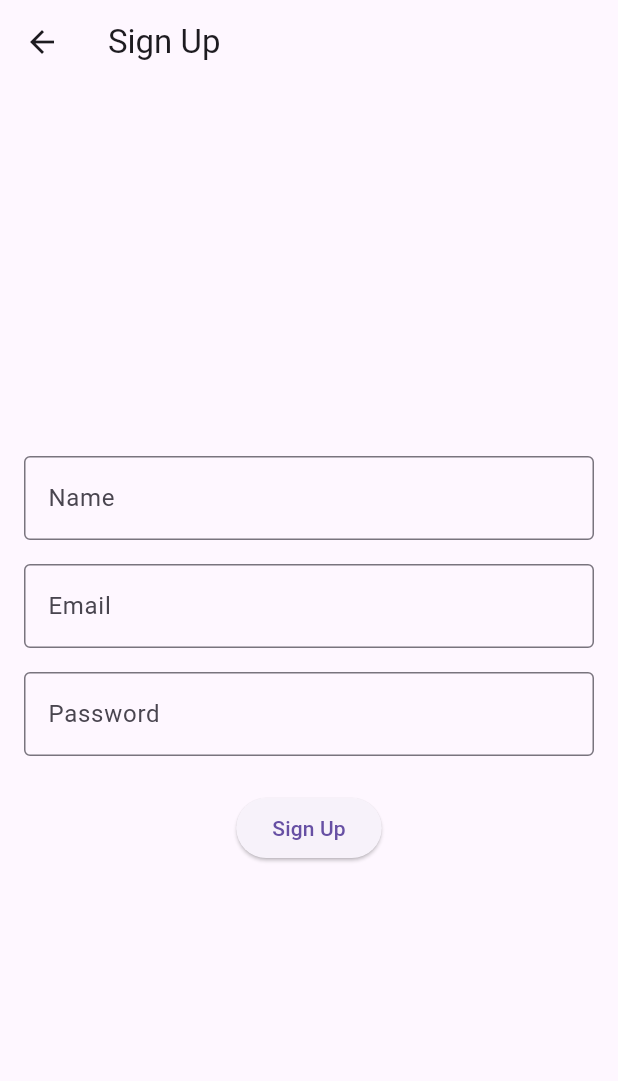
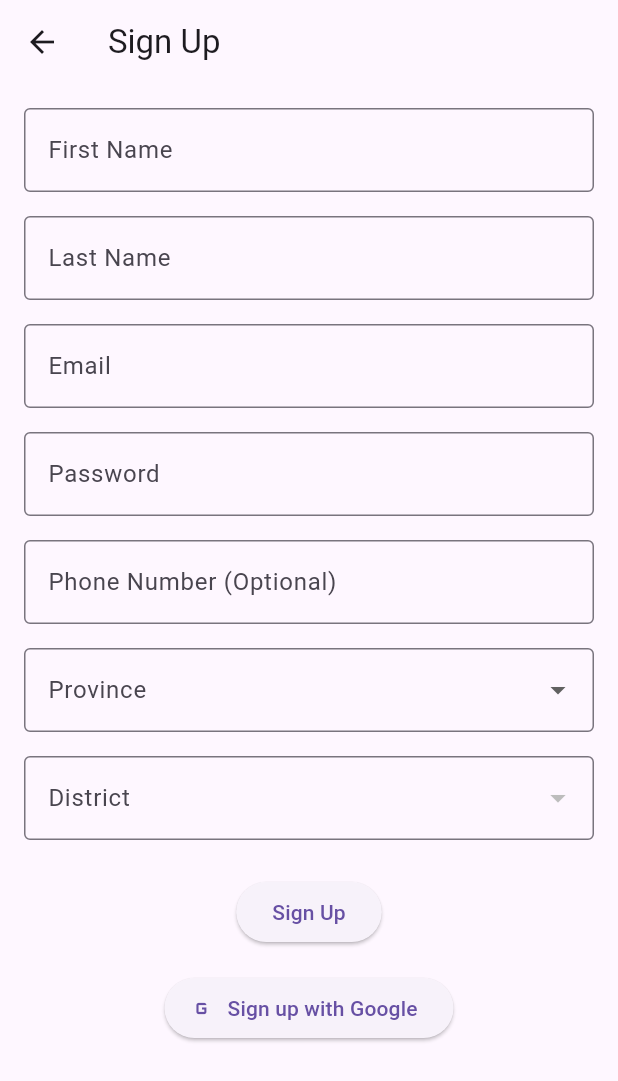
Before and after one commit to Ivan-6332/Freshtrack, a Flutter app: the SignupScreen screen opened by its route, on a phone screen of 412 x 824 dp. Shown: the top 1081 px of the screen. Run offline on Flutter 3.47's test engine with Material 3 defaults, Android fonts, the phone set to English and light mode, and no system bars.

Commit message:
Improved navigation and sign up form
Added a back button and a form with full details for sign up and a province, district selector

```diff
--- /dev/null
+++ b/frontend/lib/models/location_data.dart
@@ -0,0 +1,14 @@
+// lib/models/location_data.dart
+class LocationData {
+  static final Map<String, List<String>> provinceDistricts = {
+    'Western': ['Colombo', 'Gampaha', 'Kalutara'],
+    'North Western': ['Puttalam', 'Kurunegala'],
+    'Central': ['Kandy', 'Matale', 'Nuwara Eliya'],
+    'Southern': ['Galle', 'Matara', 'Hambantota'],
+    'Northern': ['Jaffna', 'Kilinochchi', 'Mannar', 'Vavuniya', 'Mullaitivu'],
+    'Eastern': ['Trincomalee', 'Batticaloa', 'Ampara'],
+    'North Central': ['Anuradhapura', 'Polonnaruwa'],
+    'Uva': ['Badulla', 'Monaragala'],
+    'Sabaragamuwa': ['Ratnapura', 'Kegalle'],
+  };
+}
--- a/frontend/lib/screens/signup_screen.dart
+++ b/frontend/lib/screens/signup_screen.dart
@@ -1,25 +1,65 @@
 // lib/screens/auth/signup_screen.dart
 import 'package:flutter/material.dart';
+import '../../models/location_data.dart';
 
-class SignupScreen extends StatelessWidget {
+class SignupScreen extends StatefulWidget {
   const SignupScreen({super.key});
+
+  @override
+  State<SignupScreen> createState() => _SignupScreenState();
+}
+
+class _SignupScreenState extends State<SignupScreen> {
+  final _formKey = GlobalKey<FormState>();
+  String? _selectedProvince;
+  String? _selectedDistrict;
+  List<String> _districts = [];
+
+  void _updateDistricts(String province) {
+    setState(() {
+      _selectedProvince = province;
+      _districts = LocationData.provinceDistricts[province] ?? [];
+      _selectedDistrict = null;
+    });
+  }
+
+  String? _validateRequired(String? value) {
+    if (value == null || value.isEmpty) {
+      return 'This field is required';
+    }
+    return null;
+  }
 
   @override
   Widget build(BuildContext context) {
     return Scaffold(
       appBar: AppBar(
         title: const Text('Sign Up'),
+        leading: IconButton(
+          icon: const Icon(Icons.arrow_back),
+          onPressed: () => Navigator.pop(context),
         ),
-      body: Padding(
+      ),
+      body: SingleChildScrollView(
         padding: const EdgeInsets.all(16.0),
+        child: Form(
+          key: _formKey,
           child: Column(
-          mainAxisAlignment: MainAxisAlignment.center,
             children: [
               TextFormField(
                 decoration: const InputDecoration(
-                labelText: 'Name',
+                  labelText: 'First Name',
                   border: OutlineInputBorder(),
                 ),
+                validator: _validateRequired,
+              ),
+              const SizedBox(height: 16),
+              TextFormField(
+                decoration: const InputDecoration(
+                  labelText: 'Last Name',
+                  border: OutlineInputBorder(),
+                ),
+                validator: _validateRequired,
               ),
               const SizedBox(height: 16),
               TextFormField(
@@ -27,6 +67,7 @@ class SignupScreen extends StatelessWidget {
                   labelText: 'Email',
                   border: OutlineInputBorder(),
                 ),
+                validator: _validateRequired,
               ),
               const SizedBox(height: 16),
               TextFormField(
@@ -35,15 +76,73 @@ class SignupScreen extends StatelessWidget {
                   labelText: 'Password',
                   border: OutlineInputBorder(),
                 ),
+                validator: _validateRequired,
+              ),
+              const SizedBox(height: 16),
+              TextFormField(
+                decoration: const InputDecoration(
+                  labelText: 'Phone Number (Optional)',
+                  border: OutlineInputBorder(),
+                ),
+                keyboardType: TextInputType.phone,
+              ),
+              const SizedBox(height: 16),
+              DropdownButtonFormField<String>(
+                decoration: const InputDecoration(
+                  labelText: 'Province',
+                  border: OutlineInputBorder(),
+                ),
+                value: _selectedProvince,
+                items: LocationData.provinceDistricts.keys
+                    .map((String province) => DropdownMenuItem(
+                  value: province,
+                  child: Text(province),
+                ))
+                    .toList(),
+                onChanged: (String? newValue) {
+                  if (newValue != null) {
+                    _updateDistricts(newValue);
+                  }
+                },
+                validator: _validateRequired,
+              ),
+              const SizedBox(height: 16),
+              DropdownButtonFormField<String>(
+                decoration: const InputDecoration(
+                  labelText: 'District',
+                  border: OutlineInputBorder(),
+                ),
+                value: _selectedDistrict,
+                items: _districts
+                    .map((String district) => DropdownMenuItem(
+                  value: district,
+                  child: Text(district),
+                ))
+                    .toList(),
+                onChanged: (String? newValue) {
+                  setState(() {
+                    _selectedDistrict = newValue;
+                  });
+                },
+                validator: _validateRequired,
               ),
               const SizedBox(height: 24),
               ElevatedButton(
                 onPressed: () {
+                  if (_formKey.currentState!.validate()) {
                     Navigator.pushReplacementNamed(context, '/main');
+                  }
                 },
                 child: const Text('Sign Up'),
               ),
+              const SizedBox(height: 16),
+              ElevatedButton.icon(
+                icon: const Icon(Icons.g_mobiledata),
+                label: const Text('Sign up with Google'),
+                onPressed: () {},
+              ),
             ],
+          ),
         ),
       ),
     );
```
Also changed, not shown: frontend/lib/screens/login_screen.dart (+38 -6 lines). Lines whose indentation alone changed are shown as unchanged.
